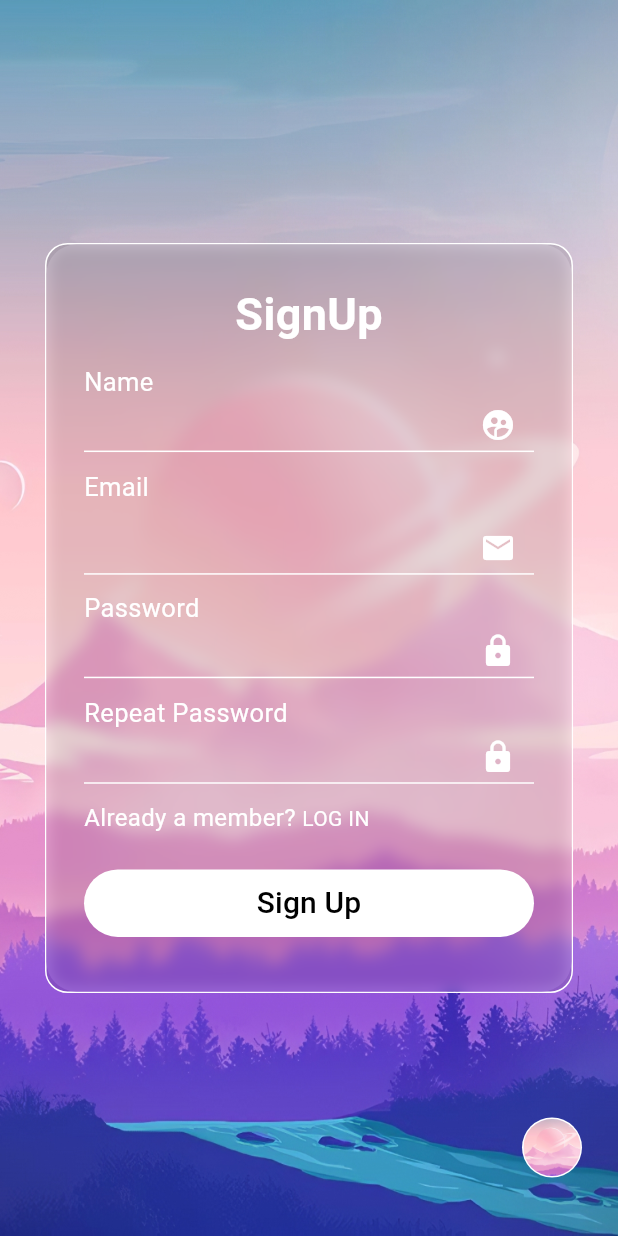
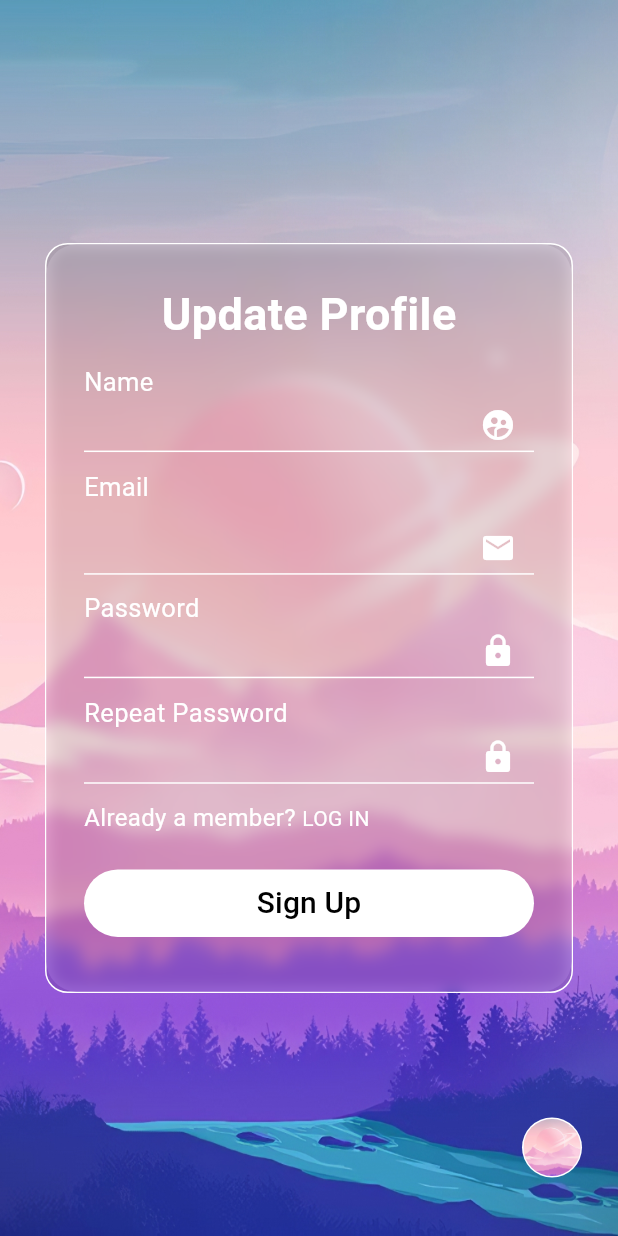
Before and after one commit to alex-davis-ang/Solana_trading_app, a Flutter app: the PfEditPage screen opened by its route, on a phone screen of 412 x 824 dp. Run offline on Flutter 3.47's test engine with Material 3 defaults, Android fonts, the phone set to English and light mode, and no system bars; our stand-ins replace shared_preferences; accounts and stored records are empty.

Commit message:
updated Profile

```diff
--- a/lib/pfedit_page.dart
+++ b/lib/pfedit_page.dart
@@ -192,7 +192,7 @@ class _PfEditPage extends State<PfEditPage> {
                   children: [
                     const Center(
                       child: Text(
-                        "SignUp",
+                        "Update Profile",
                         style: TextStyle(
                           color: Colors.white,
                           fontWeight: FontWeight.bold,
```
